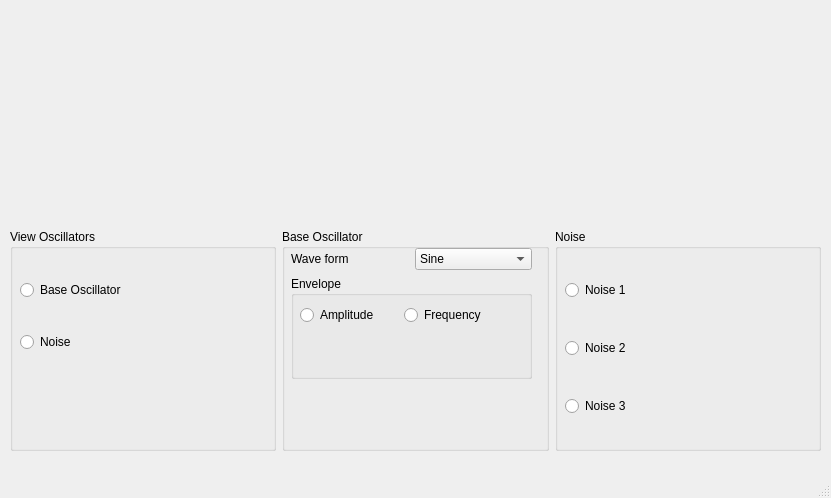
This is gui/MainWindow.ui in Geonkick-Synthesizer/geonkick as Qt 5 draws it before an edit. The edited form follows.
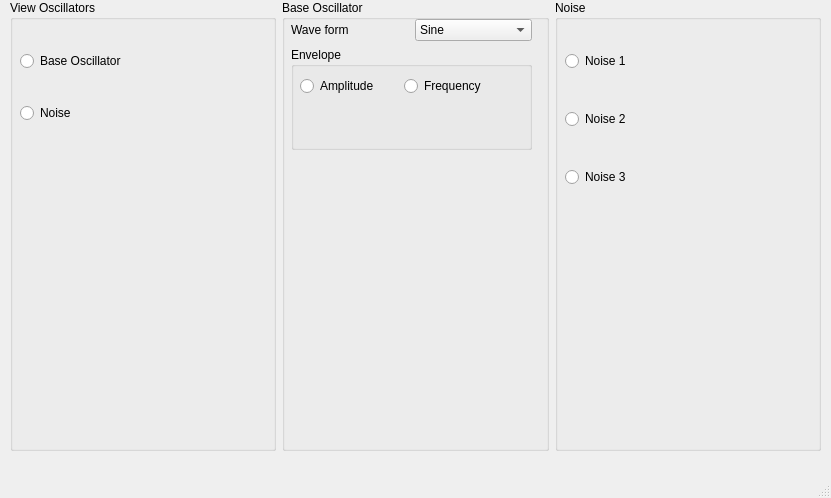
This is the edited form.

Patch:
```diff
--- a/gui/MainWindow.ui
+++ b/gui/MainWindow.ui
@@ -28,7 +28,7 @@
       <enum>QLayout::SetDefaultConstraint</enum>
      </property>
      <item>
-      <widget class="QWidget" name="widget" native="true"/>
+      <layout class="QVBoxLayout" name="viewOscillatorLayout"/>
      </item>
      <item>
       <layout class="QHBoxLayout" name="horizontalLayout" stretch="0,0,0">
```
